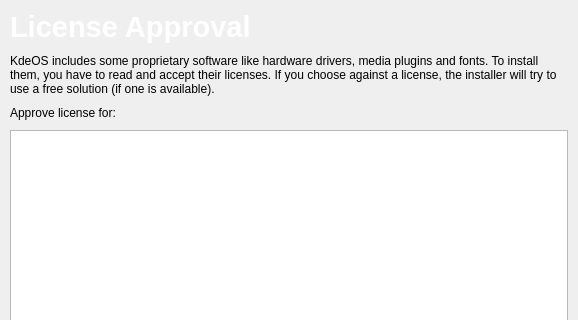
First picture: the form in ui/pages/license.ui, repository KdeOs/Tribe, before the edit; both pictures show x 0 to 578 and y 0 to 320 of the 578 by 520 pixel window.
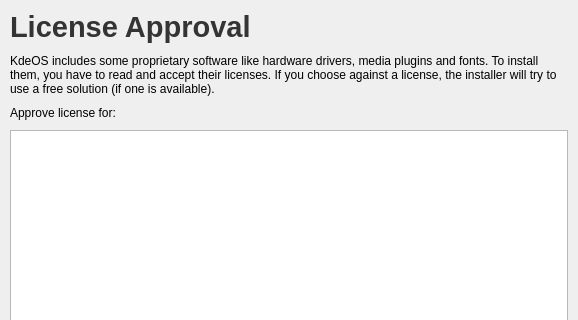
Second picture: the form after the edit.

Commit message: change UI color scheme

```diff
--- a/ui/pages/license.ui
+++ b/ui/pages/license.ui
@@ -46,7 +46,7 @@
 &lt;html&gt;&lt;head&gt;&lt;meta name=&quot;qrichtext&quot; content=&quot;1&quot; /&gt;&lt;style type=&quot;text/css&quot;&gt;
 p, li { white-space: pre-wrap; }
 &lt;/style&gt;&lt;/head&gt;&lt;body style=&quot; font-family:'Sans Serif'; font-size:10pt; font-weight:400; font-style:normal;&quot;&gt;
-&lt;p style=&quot; margin-top:0px; margin-bottom:0px; margin-left:0px; margin-right:0px; -qt-block-indent:0; text-indent:0px;&quot;&gt;&lt;span style=&quot; font-size:22pt; font-weight:600; color:#ffffff;&quot;&gt;License Approval&lt;/span&gt;&lt;/p&gt;&lt;/body&gt;&lt;/html&gt;</string>
+&lt;p style=&quot; margin-top:0px; margin-bottom:0px; margin-left:0px; margin-right:0px; -qt-block-indent:0; text-indent:0px;&quot;&gt;&lt;span style=&quot; font-size:22pt; font-weight:600; color:#343434;&quot;&gt;License Approval&lt;/span&gt;&lt;/p&gt;&lt;/body&gt;&lt;/html&gt;</string>
        </property>
       </widget>
      </item>
```
The commit also changes 15 other files.
